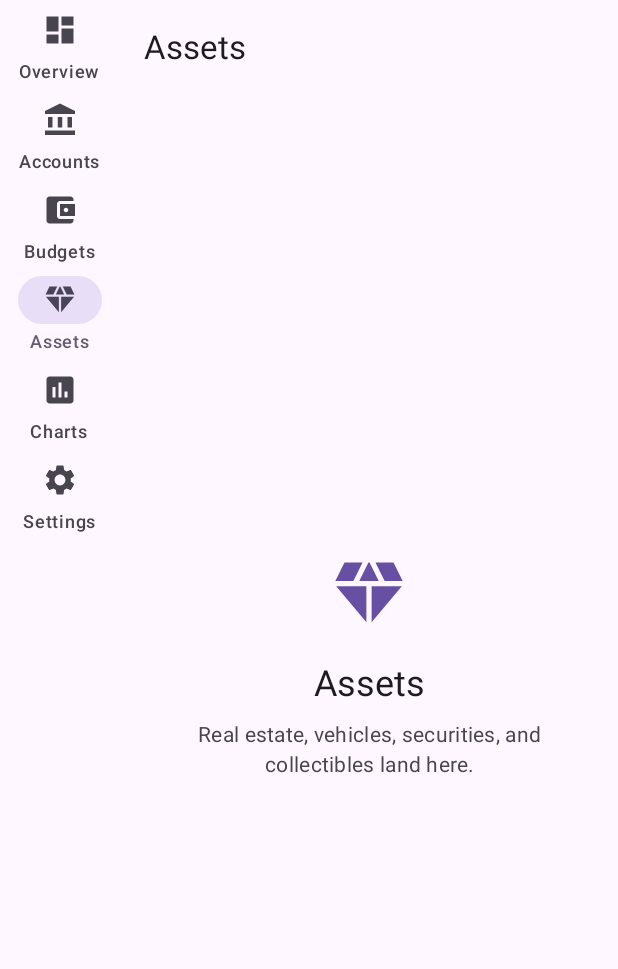
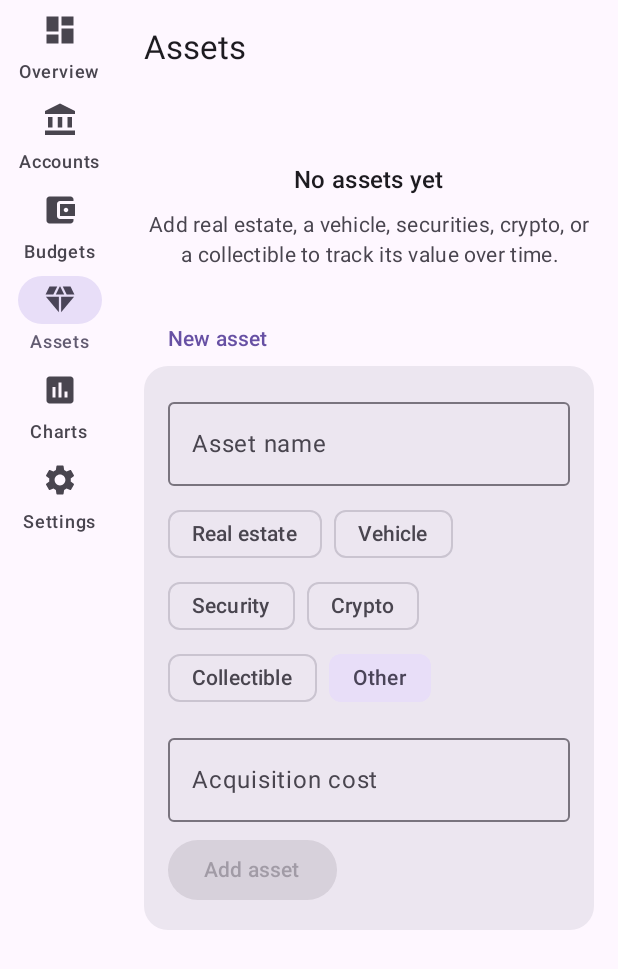
Before and after one commit to 887/ledgerboy, an Android app built with Jetpack Compose: the screen it shows after launch (LedgerboyActivity), tab 4 chosen, on a phone screen of 412 x 824 dp. Shown: the top 969 px of the screen. Run offline under Robolectric (Android 15) with nearby library versions, the phone set to English and light mode, and no system bars; our stand-ins replace Material 3 Expressive styles (plain Material 3 is drawn), Navigation 3, Room's generated code.

Commit message:
Phase I: asset registry + valuation history
- AssetEntity + ValuationEventEntity (+ AssetClass) + DAOs; AssetWithValue
  projection (current value = latest valuation, fallback acquisition
  cost); Room v4->v5 MIGRATION_4_5 + converter
- Repo observeAssets/upsertAsset/deleteAsset/observeValuations/
  addValuation; ValuationEventRow sink now lands events (Phase J ready)
- Assets screen (rail): grouped by class, add-asset; AssetDetail with
  valuation history + manual revaluation. Replaces the placeholder
- shared MoneyInput.parseMajorToMinor; asset repo test (current value
  follows latest valuation); 56 green. Live capture deferred.

Co-Authored-By: Claude Opus 4.8 <noreply@anthropic.com>

```diff
--- a/app/src/main/java/com/eight87/ledgerboy/AppGraph.kt
+++ b/app/src/main/java/com/eight87/ledgerboy/AppGraph.kt
@@ -65,6 +65,7 @@ class AppGraph(
         LedgerDatabase.MIGRATION_1_2,
         LedgerDatabase.MIGRATION_2_3,
         LedgerDatabase.MIGRATION_3_4,
+        LedgerDatabase.MIGRATION_4_5,
       )
       .build()
 
@@ -75,6 +76,8 @@ class AppGraph(
     fxRateDao = ledgerDatabase.fxRateDao(),
     categoryRuleDao = ledgerDatabase.categoryRuleDao(),
     budgetDao = ledgerDatabase.budgetDao(),
+    assetDao = ledgerDatabase.assetDao(),
+    valuationEventDao = ledgerDatabase.valuationEventDao(),
   )
 
   /** Room-backed sink: connector rows land in the ledger, de-duplicated. */
--- a/app/src/main/java/com/eight87/ledgerboy/data/LedgerRepository.kt
+++ b/app/src/main/java/com/eight87/ledgerboy/data/LedgerRepository.kt
@@ -57,6 +57,13 @@ interface LedgerRepository {
     endEpochMillis: Long,
   ): Flow<List<com.eight87.ledgerboy.data.budget.BudgetProgress>>
 
+  /** I — assets + valuation history. */
+  fun observeAssets(): Flow<List<com.eight87.ledgerboy.data.model.AssetSummary>>
+  suspend fun upsertAsset(asset: com.eight87.ledgerboy.data.db.AssetEntity)
+  suspend fun deleteAsset(id: String)
+  fun observeValuations(assetId: String): Flow<List<com.eight87.ledgerboy.data.db.ValuationEventEntity>>
+  suspend fun addValuation(event: com.eight87.ledgerboy.data.db.ValuationEventEntity)
+
   /** Cache one EUR-paired FX rate (rate scaled by 1e8). */
   suspend fun writeFxRate(base: String, quote: String, rateScaled1e8: Long, asOfEpochMillis: Long)
 
@@ -79,6 +86,8 @@ class RoomLedgerRepository(
   private val fxRateDao: com.eight87.ledgerboy.data.db.FxRateDao,
   private val categoryRuleDao: com.eight87.ledgerboy.data.db.CategoryRuleDao,
   private val budgetDao: com.eight87.ledgerboy.data.db.BudgetDao,
+  private val assetDao: com.eight87.ledgerboy.data.db.AssetDao,
+  private val valuationEventDao: com.eight87.ledgerboy.data.db.ValuationEventDao,
   private val now: () -> Long = { System.currentTimeMillis() },
 ) : LedgerRepository {
 
@@ -167,6 +176,29 @@ class RoomLedgerRepository(
         }
       }
 
+  override fun observeAssets(): Flow<List<com.eight87.ledgerboy.data.model.AssetSummary>> =
+    assetDao.observeAssetsWithValue().map { list ->
+      list.map { row ->
+        com.eight87.ledgerboy.data.model.AssetSummary(
+          id = row.asset.id,
+          name = row.asset.name,
+          assetClass = row.asset.assetClass,
+          currentValue = Money(row.currentValueMinor, CurrencyCode(row.asset.currency)),
+          acquisitionCost = Money(row.asset.acquisitionCostMinor, CurrencyCode(row.asset.currency)),
+        )
+      }
+    }
+
+  override suspend fun upsertAsset(asset: com.eight87.ledgerboy.data.db.AssetEntity) = assetDao.upsert(asset)
+
+  override suspend fun deleteAsset(id: String) = assetDao.delete(id)
+
+  override fun observeValuations(assetId: String): Flow<List<com.eight87.ledgerboy.data.db.ValuationEventEntity>> =
+    valuationEventDao.observeForAsset(assetId)
+
+  override suspend fun addValuation(event: com.eight87.ledgerboy.data.db.ValuationEventEntity) =
+    valuationEventDao.upsert(event)
+
   override suspend fun applyRulesToUncategorized(): Int {
     val rules = categoryRuleDao.all()
     if (rules.isEmpty()) return 0
--- /dev/null
+++ b/app/src/main/java/com/eight87/ledgerboy/data/db/AssetEntity.kt
@@ -0,0 +1,92 @@
+package com.eight87.ledgerboy.data.db
+
+import androidx.room.Dao
+import androidx.room.Embedded
+import androidx.room.Entity
+import androidx.room.ForeignKey
+import androidx.room.Index
+import androidx.room.PrimaryKey
+import androidx.room.Query
+import androidx.room.Upsert
+import kotlinx.coroutines.flow.Flow
+
+/**
+ * I — the asset registry. An asset (real estate / vehicle / security /
+ * collectible / generic) carries an acquisition cost and a history of
+ * [ValuationEventEntity]s (date + value + source). The current value is
+ * the latest valuation event; manual revaluation lands a `source="manual"`
+ * event, automated revaluation (Phase J connectors) lands a
+ * `source="<connector>"` event.
+ */
+@Entity(tableName = "assets")
+data class AssetEntity(
+  @PrimaryKey val id: String,
+  val name: String,
+  val assetClass: AssetClass,
+  val currency: String,
+  val acquisitionCostMinor: Long,
+  val acquisitionDate: Long,
+)
+
+enum class AssetClass { RealEstate, Vehicle, Security, Crypto, Collectible, Generic }
+
+@Entity(
+  tableName = "valuation_events",
+  foreignKeys = [
+    ForeignKey(
+      entity = AssetEntity::class,
+      parentColumns = ["id"],
+      childColumns = ["assetId"],
+      onDelete = ForeignKey.CASCADE,
+    ),
+  ],
+  indices = [Index(value = ["assetId", "asOf"])],
+)
+data class ValuationEventEntity(
+  @PrimaryKey val id: String,
+  val assetId: String,
+  val valueMinor: Long,
+  val currency: String,
+  val asOf: Long,
+  val source: String,
+)
+
+/** Asset joined with its latest valuation value (or acquisition cost if none yet). */
+data class AssetWithValue(
+  @Embedded val asset: AssetEntity,
+  val currentValueMinor: Long,
+)
+
+@Dao
+interface AssetDao {
+  @Upsert
+  suspend fun upsert(asset: AssetEntity)
+
+  @Query("DELETE FROM assets WHERE id = :id")
+  suspend fun delete(id: String)
+
+  @Query("SELECT * FROM assets WHERE id = :id")
+  suspend fun byId(id: String): AssetEntity?
+
+  /** Assets with their current value = latest valuation, falling back to acquisition cost. */
+  @Query(
+    """
+    SELECT a.*, COALESCE((
+      SELECT v.valueMinor FROM valuation_events v
+      WHERE v.assetId = a.id ORDER BY v.asOf DESC LIMIT 1
+    ), a.acquisitionCostMinor) AS currentValueMinor
+    FROM assets a
+    ORDER BY a.assetClass, a.name
+    """,
+  )
+  fun observeAssetsWithValue(): Flow<List<AssetWithValue>>
+}
+
+@Dao
+interface ValuationEventDao {
+  @Upsert
+  suspend fun upsert(event: ValuationEventEntity)
+
+  @Query("SELECT * FROM valuation_events WHERE assetId = :assetId ORDER BY asOf DESC")
+  fun observeForAsset(assetId: String): Flow<List<ValuationEventEntity>>
+}
--- a/app/src/main/java/com/eight87/ledgerboy/data/db/LedgerDatabase.kt
+++ b/app/src/main/java/com/eight87/ledgerboy/data/db/LedgerDatabase.kt
@@ -21,8 +21,10 @@ import androidx.sqlite.execSQL
     FxRateEntity::class,
     CategoryRuleEntity::class,
     BudgetEntity::class,
+    AssetEntity::class,
+    ValuationEventEntity::class,
   ],
-  version = 4,
+  version = 5,
   exportSchema = true,
 )
 @TypeConverters(LedgerConverters::class)
@@ -33,6 +35,8 @@ abstract class LedgerDatabase : RoomDatabase() {
   abstract fun fxRateDao(): FxRateDao
   abstract fun categoryRuleDao(): CategoryRuleDao
   abstract fun budgetDao(): BudgetDao
+  abstract fun assetDao(): AssetDao
+  abstract fun valuationEventDao(): ValuationEventDao
 
   companion object {
     /** D.1 — v1→v2 adds the FX rate cache (banking-fx.md). */
@@ -77,6 +81,26 @@ abstract class LedgerDatabase : RoomDatabase() {
         connection.execSQL("CREATE UNIQUE INDEX IF NOT EXISTS `index_budgets_categoryId` ON `budgets` (`categoryId`)")
       }
     }
+
+    /** I — v4→v5 adds the asset registry + valuation history. */
+    val MIGRATION_4_5 = object : Migration(4, 5) {
+      override fun migrate(connection: androidx.sqlite.SQLiteConnection) {
+        connection.execSQL(
+          "CREATE TABLE IF NOT EXISTS `assets` (" +
+            "`id` TEXT NOT NULL, `name` TEXT NOT NULL, `assetClass` TEXT NOT NULL, " +
+            "`currency` TEXT NOT NULL, `acquisitionCostMinor` INTEGER NOT NULL, " +
+            "`acquisitionDate` INTEGER NOT NULL, PRIMARY KEY(`id`))",
+        )
+        connection.execSQL(
+          "CREATE TABLE IF NOT EXISTS `valuation_events` (" +
+            "`id` TEXT NOT NULL, `assetId` TEXT NOT NULL, `valueMinor` INTEGER NOT NULL, " +
+            "`currency` TEXT NOT NULL, `asOf` INTEGER NOT NULL, `source` TEXT NOT NULL, " +
+            "PRIMARY KEY(`id`), FOREIGN KEY(`assetId`) REFERENCES `assets`(`id`) " +
+            "ON UPDATE NO ACTION ON DELETE CASCADE)",
+        )
+        connection.execSQL("CREATE INDEX IF NOT EXISTS `index_valuation_events_assetId_asOf` ON `valuation_events` (`assetId`, `asOf`)")
+      }
+    }
   }
 }
 
@@ -95,4 +119,11 @@ class LedgerConverters {
   @TypeConverter
   fun stringToRuleKind(value: String): RuleKind =
     runCatching { RuleKind.valueOf(value) }.getOrDefault(RuleKind.PayeeContains)
+
+  @TypeConverter
+  fun assetClassToString(value: AssetClass): String = value.name
+
+  @TypeConverter
+  fun stringToAssetClass(value: String): AssetClass =
+    runCatching { AssetClass.valueOf(value) }.getOrDefault(AssetClass.Generic)
 }
--- /dev/null
+++ b/app/src/main/java/com/eight87/ledgerboy/ui/assets/AssetsScreen.kt
@@ -0,0 +1,161 @@
+@file:OptIn(androidx.compose.foundation.layout.ExperimentalLayoutApi::class)
+
+package com.eight87.ledgerboy.ui.assets
+
+import androidx.compose.foundation.clickable
+import androidx.compose.foundation.layout.Arrangement
+import androidx.compose.foundation.layout.Column
+import androidx.compose.foundation.layout.FlowRow
+import androidx.compose.foundation.layout.Row
+import androidx.compose.foundation.layout.Spacer
+import androidx.compose.foundation.layout.fillMaxSize
+import androidx.compose.foundation.layout.fillMaxWidth
+import androidx.compose.foundation.layout.height
+import androidx.compose.foundation.layout.padding
+import androidx.compose.foundation.rememberScrollState
+import androidx.compose.foundation.verticalScroll
+import androidx.compose.material3.Button
+import androidx.compose.material3.FilterChip
+import androidx.compose.material3.MaterialTheme
+import androidx.compose.material3.OutlinedTextField
+import androidx.compose.material3.Text
+import androidx.compose.runtime.Composable
+import androidx.compose.runtime.getValue
+import androidx.compose.runtime.mutableStateOf
+import androidx.compose.runtime.remember
+import androidx.compose.runtime.rememberCoroutineScope
+import androidx.compose.runtime.setValue
+import androidx.compose.ui.Alignment
+import androidx.compose.ui.Modifier
+import androidx.compose.ui.res.stringResource
+import androidx.compose.ui.text.style.TextAlign
+import androidx.compose.ui.text.style.TextOverflow
+import androidx.compose.ui.unit.dp
+import androidx.lifecycle.compose.collectAsStateWithLifecycle
+import com.eight87.ledgerboy.R
+import com.eight87.ledgerboy.data.LedgerRepository
+import com.eight87.ledgerboy.data.db.AssetClass
+import com.eight87.ledgerboy.data.db.AssetEntity
+import com.eight87.ledgerboy.data.model.AssetSummary
+import com.eight87.ledgerboy.data.money.MoneyInput
+import com.eight87.ledgerboy.ui.settings.catalog.SettingsCard
+import com.eight87.ledgerboy.ui.settings.catalog.SettingsDimens
+import com.eight87.ledgerboy.ui.settings.catalog.SettingsRowDivider
+import kotlinx.coroutines.launch
+
+/**
+ * I — the Assets screen (rail destination). Lists assets grouped by class
+ * with their current value (latest valuation, or acquisition cost until a
+ * valuation is recorded); tap an asset for its valuation history. Add an
+ * asset by name + class + acquisition cost.
+ */
+@Composable
+fun AssetsScreen(
+  ledger: LedgerRepository,
+  modifier: Modifier = Modifier,
+  onAssetClick: (AssetSummary) -> Unit = {},
+  clock: () -> Long = { System.currentTimeMillis() },
+) {
+  val assets by ledger.observeAssets().collectAsStateWithLifecycle(initialValue = emptyList())
+  val scope = rememberCoroutineScope()
+  var name by remember { mutableStateOf("") }
+  var pickedClass by remember { mutableStateOf(AssetClass.Generic) }
+  var cost by remember { mutableStateOf("") }
+
+  Column(
+    modifier = modifier
+      .fillMaxSize()
+      .verticalScroll(rememberScrollState())
+      .padding(horizontal = SettingsDimens.PagePadding),
+    verticalArrangement = Arrangement.spacedBy(SettingsDimens.CardSpacing),
+  ) {
+    Spacer(Modifier.height(4.dp))
+
+    if (assets.isEmpty()) {
+      Column(Modifier.fillMaxWidth().padding(top = 24.dp), horizontalAlignment = Alignment.CenterHorizontally) {
+        Text(stringResource(R.string.assets_empty_title), style = MaterialTheme.typography.titleMedium)
+        Text(
+          stringResource(R.string.assets_empty_body),
+          style = MaterialTheme.typography.bodyMedium,
+          color = MaterialTheme.colorScheme.onSurfaceVariant,
+          textAlign = TextAlign.Center,
+          modifier = Modifier.padding(top = 8.dp),
+        )
+      }
+    } else {
+      assets.groupBy { it.assetClass }.forEach { (cls, group) ->
+        SettingsCard(title = stringResource(assetClassLabel(cls))) {
+          group.forEachIndexed { index, asset ->
+            Row(
+              modifier = Modifier
+                .fillMaxWidth()
+                .clickable { onAssetClick(asset) }
+                .padding(horizontal = SettingsDimens.RowHorizontalPadding, vertical = SettingsDimens.RowVerticalPadding),
+              horizontalArrangement = Arrangement.SpaceBetween,
+            ) {
+              Text(asset.name, style = MaterialTheme.typography.titleSmall, maxLines = 1, overflow = TextOverflow.Ellipsis, modifier = Modifier.weight(1f, fill = false))
+              Text(asset.currentValue.format(), style = MaterialTheme.typography.titleSmall, color = MaterialTheme.colorScheme.onSurface, modifier = Modifier.padding(start = 12.dp))
+            }
+            if (index < group.size - 1) SettingsRowDivider()
+          }
+        }
+      }
+    }
+
+    SettingsCard(title = stringResource(R.string.assets_add_title)) {
+      Column(Modifier.padding(16.dp)) {
+        OutlinedTextField(
+          value = name,
+          onValueChange = { name = it },
+          label = { Text(stringResource(R.string.asset_name_hint)) },
+          singleLine = true,
+          modifier = Modifier.fillMaxWidth(),
+        )
+        FlowRow(modifier = Modifier.padding(top = 8.dp), horizontalArrangement = Arrangement.spacedBy(8.dp)) {
+          AssetClass.entries.forEach { cls ->
+            FilterChip(
+              selected = pickedClass == cls,
+              onClick = { pickedClass = cls },
+              label = { Text(stringResource(assetClassLabel(cls))) },
+            )
+          }
+        }
+        OutlinedTextField(
+          value = cost,
+          onValueChange = { cost = it },
+          label = { Text(stringResource(R.string.asset_cost_hint)) },
+          singleLine = true,
+          modifier = Modifier.fillMaxWidth().padding(top = 8.dp),
+        )
+        Button(
+          enabled = name.isNotBlank() && MoneyInput.parseMajorToMinor(cost) != null,
+          onClick = {
+            val costMinor = MoneyInput.parseMajorToMinor(cost) ?: return@Button
+            val ts = clock()
+            val id = "asset-" + name.trim().lowercase().replace(Regex("[^a-z0-9]+"), "-").trim('-') + "-" + ts
+            scope.launch {
+              ledger.upsertAsset(
+                AssetEntity(
+                  id = id, name = name.trim(), assetClass = pickedClass,
+                  currency = "EUR", acquisitionCostMinor = costMinor, acquisitionDate = ts,
+                ),
+              )
+            }
+            name = ""; cost = ""; pickedClass = AssetClass.Generic
+          },
+          modifier = Modifier.padding(top = 8.dp),
+        ) { Text(stringResource(R.string.assets_add)) }
+      }
+    }
+    Spacer(Modifier.height(8.dp))
+  }
+}
+
+internal fun assetClassLabel(cls: AssetClass): Int = when (cls) {
+  AssetClass.RealEstate -> R.string.asset_class_RealEstate
+  AssetClass.Vehicle -> R.string.asset_class_Vehicle
+  AssetClass.Security -> R.string.asset_class_Security
+  AssetClass.Crypto -> R.string.asset_class_Crypto
+  AssetClass.Collectible -> R.string.asset_class_Collectible
+  AssetClass.Generic -> R.string.asset_class_Generic
+}
--- a/app/src/main/java/com/eight87/ledgerboy/ui/nav/Destinations.kt
+++ b/app/src/main/java/com/eight87/ledgerboy/ui/nav/Destinations.kt
@@ -50,6 +50,9 @@ sealed interface Destination : NavKey
 // ── Categories + rules (Phase G) — from Settings ──
 @Serializable data object SettingsCategories : Destination
 
+// ── Asset detail (Phase I) — tap-through from Assets ──
+@Serializable data class AssetDetail(val assetId: String, val assetName: String, val currency: String) : Destination
+
 /**
  * The rail items, in display order. Each maps a top-level [Destination]
  * to its rail icon + label. Adding a destination is one entry here plus
--- a/app/src/main/java/com/eight87/ledgerboy/ui/nav/LedgerboyApp.kt
+++ b/app/src/main/java/com/eight87/ledgerboy/ui/nav/LedgerboyApp.kt
@@ -21,6 +21,8 @@ import androidx.navigation3.ui.NavDisplay
 import com.eight87.ledgerboy.AppGraph
 import com.eight87.ledgerboy.R
 import com.eight87.ledgerboy.ui.accounts.AccountsScreen
+import com.eight87.ledgerboy.ui.assets.AssetDetailScreen
+import com.eight87.ledgerboy.ui.assets.AssetsScreen
 import com.eight87.ledgerboy.ui.budgets.BudgetsScreen
 import com.eight87.ledgerboy.ui.categories.CategoriesScreen
 import com.eight87.ledgerboy.ui.overview.OverviewScreen
@@ -96,11 +98,12 @@ fun LedgerboyApp(graph: AppGraph) {
           }
           entry<Assets> {
             RootScaffold(R.string.dest_assets) {
-              PlaceholderScreen(
-                icon = RailItem.ASSETS.icon,
-                title = stringResource(R.string.dest_assets),
-                description = stringResource(R.string.placeholder_assets),
+              AssetsScreen(
+                ledger = graph.ledgerRepository,
                 modifier = it,
+                onAssetClick = { asset ->
+                  backStack.push(AssetDetail(asset.id, asset.name, asset.currentValue.currency.code))
+                },
               )
             }
           }
@@ -162,6 +165,15 @@ fun LedgerboyApp(graph: AppGraph) {
           entry<SettingsCategories> {
             CategoriesScreen(ledger = graph.ledgerRepository, onBack = { backStack.pop() })
           }
+          entry<AssetDetail> { key ->
+            AssetDetailScreen(
+              ledger = graph.ledgerRepository,
+              assetId = key.assetId,
+              assetName = key.assetName,
+              currency = key.currency,
+              onBack = { backStack.pop() },
+            )
+          }
         },
       )
     }
--- a/app/src/main/res/values/strings.xml
+++ b/app/src/main/res/values/strings.xml
@@ -70,6 +70,26 @@
     <string name="budgets_no_categories">Add a category first (Settings → Categories &amp; rules).</string>
     <string name="budgets_spent_of">%1$s of %2$s</string>
     <string name="budgets_over">Over budget</string>
+
+    <!-- ── Assets screens (Phase I) ── -->
+    <string name="assets_empty_title">No assets yet</string>
+    <string name="assets_empty_body">Add real estate, a vehicle, securities, crypto, or a collectible to track its value over time.</string>
+    <string name="assets_add_title">New asset</string>
+    <string name="asset_name_hint">Asset name</string>
+    <string name="asset_cost_hint">Acquisition cost</string>
+    <string name="assets_add">Add asset</string>
+    <string name="asset_class_RealEstate">Real estate</string>
+    <string name="asset_class_Vehicle">Vehicle</string>
+    <string name="asset_class_Security">Security</string>
+    <string name="asset_class_Crypto">Crypto</string>
+    <string name="asset_class_Collectible">Collectible</string>
+    <string name="asset_class_Generic">Other</string>
+    <string name="asset_detail_history">Valuation history</string>
+    <string name="asset_detail_revalue_hint">New value</string>
+    <string name="asset_detail_add_valuation">Record valuation</string>
+    <string name="asset_detail_acquired">Acquired for %1$s</string>
+    <string name="asset_detail_no_history">No valuations yet. Record one to start the history.</string>
+    <string name="asset_valuation_source_manual">manual</string>
 
     <!-- ── Settings root ── -->
     <string name="settings_title">Settings</string>
```
Also changed, not shown: app/src/main/java/com/eight87/ledgerboy/data/RoomRowSink.kt (+10 -1 lines), app/src/main/java/com/eight87/ledgerboy/data/model/Models.kt (+8 -0 lines), app/src/main/java/com/eight87/ledgerboy/data/money/MoneyInput.kt (added, +24 -0 lines), app/src/main/java/com/eight87/ledgerboy/ui/assets/AssetDetailScreen.kt (added, +152 -0 lines), 4 other files.
